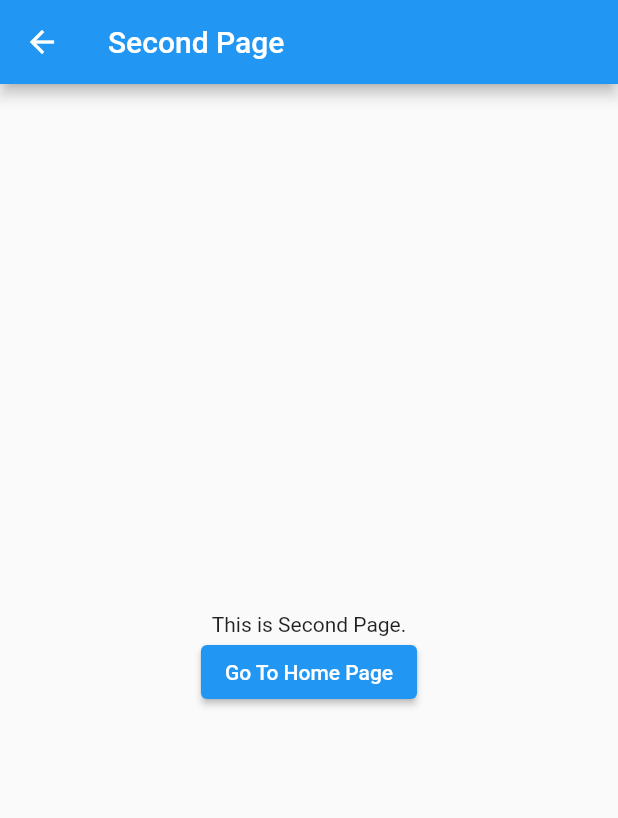
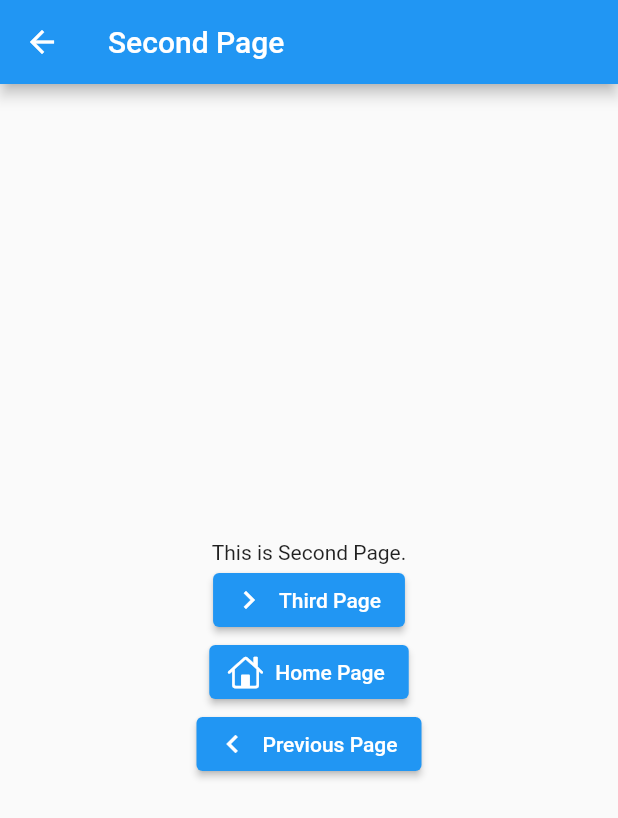
Before and after one commit to ilhamgusti/learning_flutter_beginner, a Flutter app: the SecondPage screen opened directly, on a phone screen of 412 x 824 dp. Shown: the top 818 px of the screen. Run offline on Flutter 3.47's test engine with Material 2 defaults, Android fonts, the light colour scheme and no system bars.

Commit message:
change button to add icon

```diff
--- a/lib/pages/second_page.dart
+++ b/lib/pages/second_page.dart
@@ -1,5 +1,7 @@
+import 'package:flutter/cupertino.dart';
 import 'package:flutter/material.dart';
 import 'package:learning_flutter_beginner/main.dart';
+import 'package:learning_flutter_beginner/pages/third_page.dart';
 
 class SecondPage extends StatelessWidget {
   const SecondPage({super.key});
@@ -13,15 +15,33 @@ class SecondPage extends StatelessWidget {
           mainAxisAlignment: MainAxisAlignment.center,
           children: [
             const Text("This is Second Page."),
-            ElevatedButton(
+            ElevatedButton.icon(
                 onPressed: () {
                   Navigator.push(
+                      context,
+                      MaterialPageRoute(
+                        builder: (context) => ThirdPage(),
+                      ));
+                },
+                icon: Icon(Icons.chevron_right),
+                label: Text("Third Page")),
+            ElevatedButton.icon(
+                onPressed: () {
+                  Navigator.pushReplacement(
                       context,
                       MaterialPageRoute(
                         builder: (context) => HomePage(),
                       ));
                 },
-                child: Text("Go To Home Page"))
+                icon: Icon(CupertinoIcons.home),
+                label: Text("Home Page")),
+            ElevatedButton.icon(
+              onPressed: () {
+                Navigator.pop(context);
+              },
+              icon: Icon(Icons.chevron_left),
+              label: Text("Previous Page"),
+            )
           ],
         ),
       ),
```
